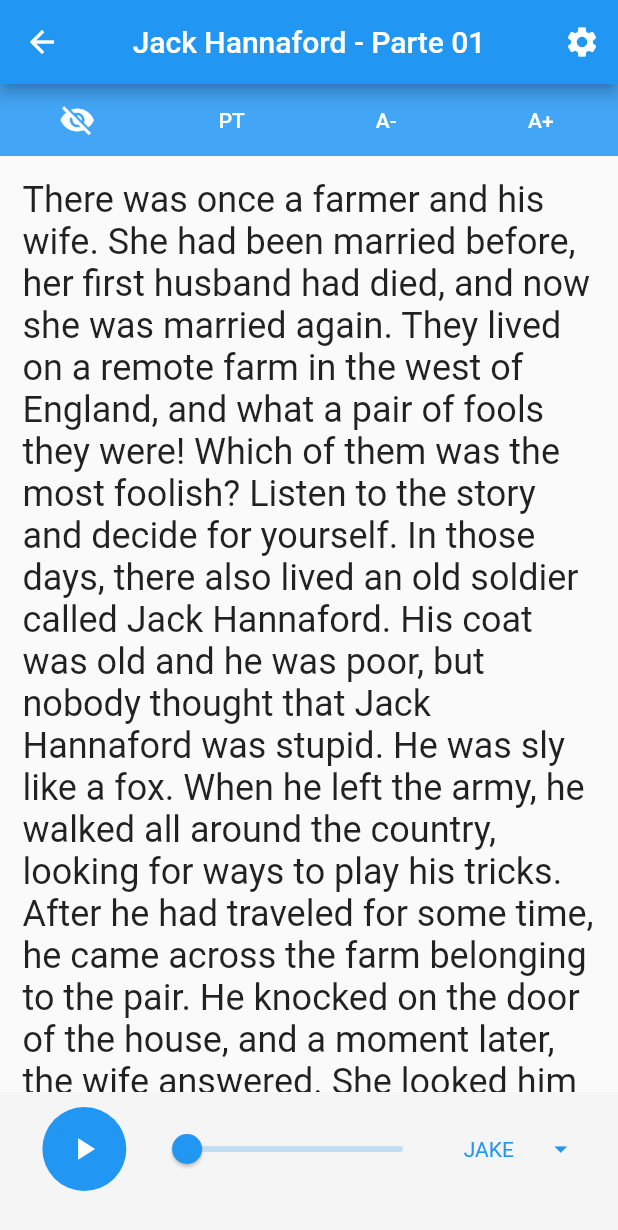
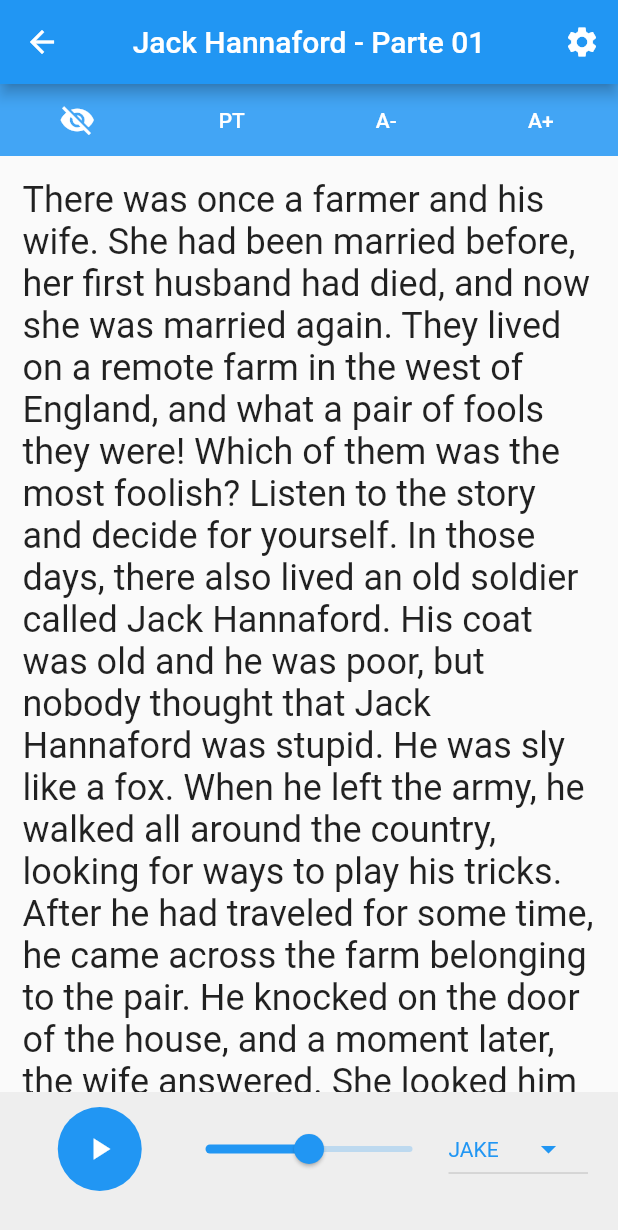
Before and after one commit to brenomachadodomonte/flutter_text_audio, a Flutter app: the screen it shows after launch, after a tap on "Jack Hannaford", on a phone screen of 412 x 824 dp. Shown: the top 1230 px of the screen. Run offline on Flutter 3.47's test engine with Material 2 defaults, Android fonts, the phone set to English and light mode, and no system bars; missing offline and left inert: audioplayer.

Commit message:
A few layout modifications

```diff
--- a/lib/screens/audio.dart
+++ b/lib/screens/audio.dart
@@ -28,7 +28,7 @@
   AudioPlayer audioPlayer;
 
   //for tests
-  double value = 0.0;
+  double value = 5.0;
   int currentSpeaker = 0;
 
   @override
@@ -118,30 +118,34 @@
             Container(
               padding: EdgeInsets.fromLTRB(20, 10, 20, 30),
               alignment: Alignment.bottomCenter,
-              color: Colors.grey[100],
+              color: Colors.grey[200],
               child: Row(
                 mainAxisAlignment: MainAxisAlignment.spaceAround,
                 children: <Widget>[
-                  FloatingActionButton(
+                  Expanded(
+                    flex: 1,
+                    child: FloatingActionButton(
                       backgroundColor: Colors.blue,
                       elevation: 0,
                       child: Icon(Icons.play_arrow, color: Colors.white,),
                       onPressed: () {
                         print('PLAY VIDEO');
-                      setState(() {
-                        value += 1.0;
-                      });
                       },
                     ),
-                  Slider(
+                  ),
+                  Flexible(
+                    flex: 2,
+                    child: Slider(
                       value: value,
                       onChanged: (double value) => {},
                       min: 0.0,
                       max: 10.0
                     ),
-                  DropdownButton(
+                  ),
+                  Expanded(
+                    flex: 1,
+                    child: DropdownButton(
                       isExpanded: false,
-                    underline: Container(),
                       value: currentSpeaker,
                       items: [
                         DropdownMenuItem<int>(
@@ -161,14 +165,15 @@
                           child: Text('NATALIE', style: TextStyle(fontSize: 14, color: Colors.blue)),
                         ),
                       ],
-                    iconSize: 20,
+                      //iconSize: 15,
                       iconEnabledColor: Colors.blue,
                       onChanged: (value) {
                         setState(() {
                           this.currentSpeaker = value;
                         });
                       },
-                  )
+                    ),
+                  ),
                 ],
               ),
             ),
```
Lines whose indentation alone changed are shown as unchanged.
